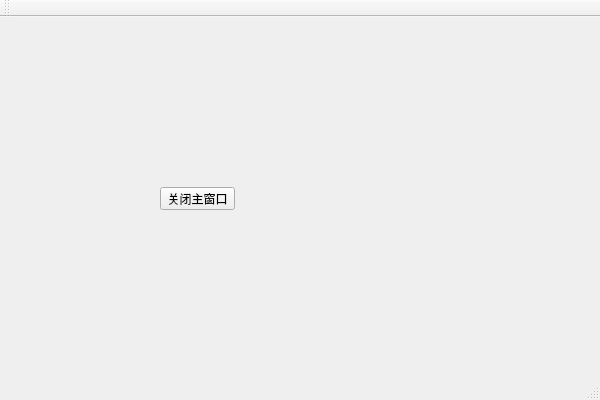
First picture: the form in src/Proj_1/UI/MainWindow.ui, repository HappyPK/QT_OSG_VIEWER, before the edit.
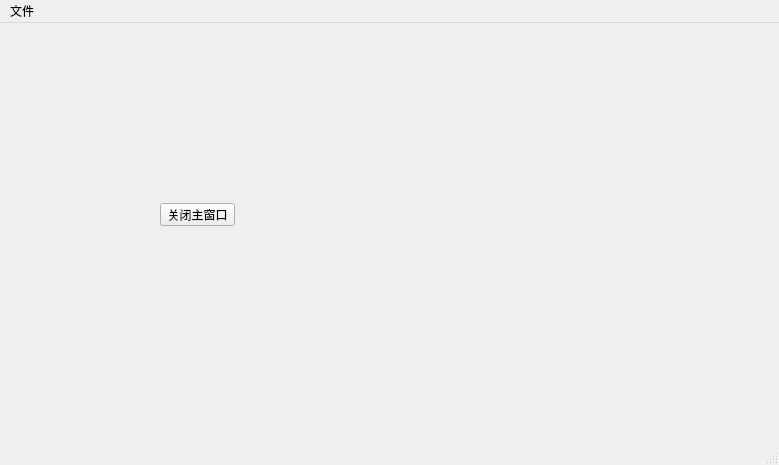
Second picture: the form after the edit.

The edit to the form file:
```diff
--- a/src/Proj_1/UI/MainWindow.ui
+++ b/src/Proj_1/UI/MainWindow.ui
@@ -6,8 +6,8 @@
    <rect>
     <x>0</x>
     <y>0</y>
-    <width>600</width>
-    <height>400</height>
+    <width>779</width>
+    <height>465</height>
    </rect>
   </property>
   <property name="windowTitle">
@@ -18,7 +18,7 @@
     <property name="geometry">
      <rect>
       <x>160</x>
-      <y>170</y>
+      <y>180</y>
       <width>75</width>
       <height>23</height>
      </rect>
@@ -28,25 +28,41 @@
     </property>
    </widget>
   </widget>
+  <widget class="QStatusBar" name="statusBar"/>
   <widget class="QMenuBar" name="menuBar">
    <property name="geometry">
     <rect>
      <x>0</x>
      <y>0</y>
-     <width>600</width>
+     <width>779</width>
      <height>23</height>
     </rect>
    </property>
+   <widget class="QMenu" name="menufile">
+    <property name="title">
+     <string>文件</string>
+    </property>
+    <addaction name="actionopen"/>
+    <addaction name="actionsave"/>
+    <addaction name="actionexit"/>
+   </widget>
+   <addaction name="menufile"/>
   </widget>
-  <widget class="QToolBar" name="mainToolBar">
-   <attribute name="toolBarArea">
-    <enum>TopToolBarArea</enum>
-   </attribute>
-   <attribute name="toolBarBreak">
-    <bool>false</bool>
-   </attribute>
-  </widget>
-  <widget class="QStatusBar" name="statusBar"/>
+  <action name="actionopen">
+   <property name="text">
+    <string>open</string>
+   </property>
+  </action>
+  <action name="actionexit">
+   <property name="text">
+    <string>exit</string>
+   </property>
+  </action>
+  <action name="actionsave">
+   <property name="text">
+    <string>save</string>
+   </property>
+  </action>
  </widget>
  <layoutdefault spacing="6" margin="11"/>
  <resources/>
```
